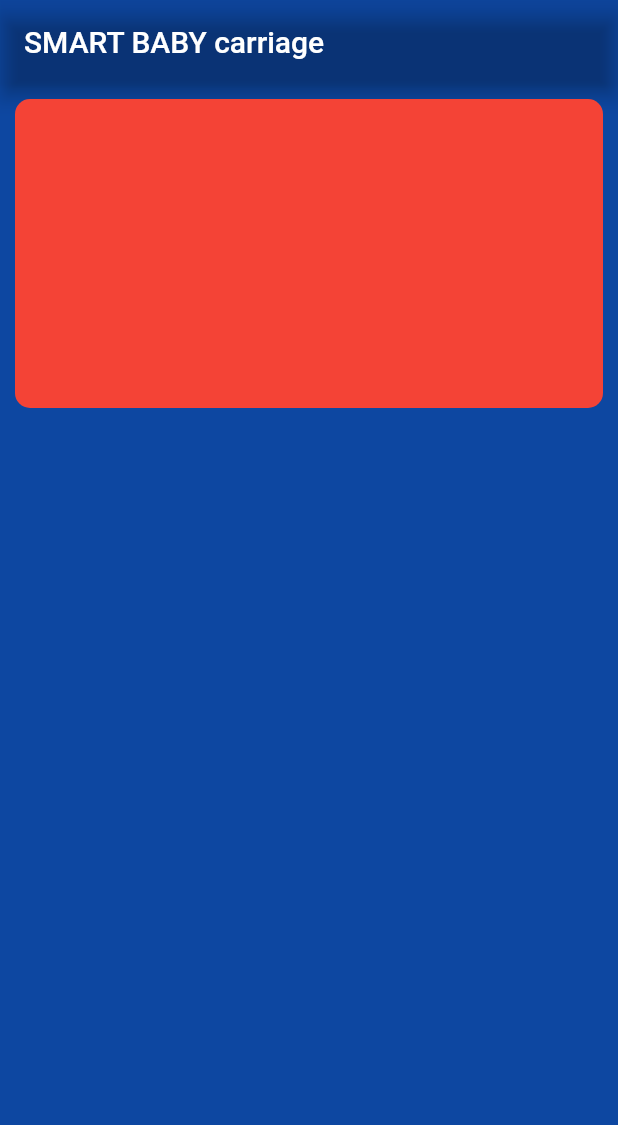
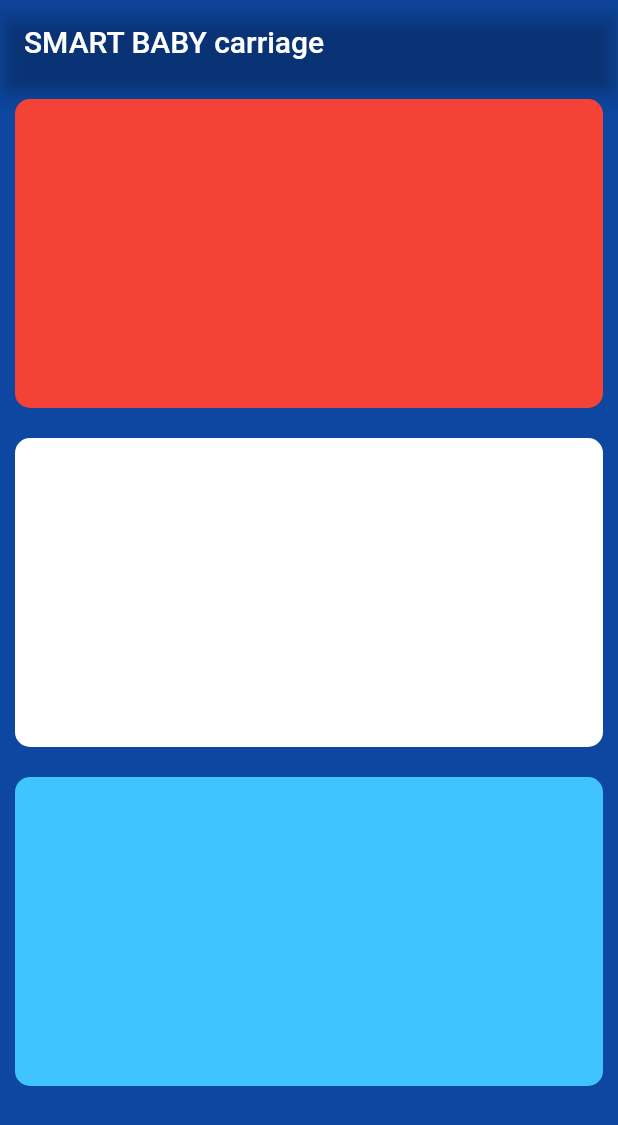
Before and after one commit to patrikseidl99/projekt_2_flutter_app, a Flutter app: the screen it shows after launch, on a phone screen of 412 x 824 dp. Shown: the top 1125 px of the screen. Run offline on Flutter 3.47's test engine with Material 2 defaults, Android fonts, the phone set to English and light mode, and no system bars.

Commit message:
Vsechny widgety pridany hotovy styl

```diff
--- a/lib/main.dart
+++ b/lib/main.dart
@@ -87,7 +87,41 @@ class _MyHomePageState extends State<MyHomePage> {
     ),
     ),
     ],
-      )
+      ),
+            Row(
+              mainAxisAlignment: MainAxisAlignment.spaceBetween,
+              children: <Widget>[
+
+                Expanded(
+                  flex: 1,
+                  child: Container(
+                    margin: EdgeInsets.all(10.0),
+                    height: MediaQuery.of(context).size.height * 0.25,
+                    decoration: BoxDecoration(
+                      borderRadius: BorderRadius.circular(10.0),
+                      color: Colors.white
+                    ),
+                  ),
+                ),
+              ],
+            ),
+            Row(
+              mainAxisAlignment: MainAxisAlignment.spaceBetween,
+              children: <Widget>[
+
+                Expanded(
+                  flex: 1,
+                  child: Container(
+                    margin: EdgeInsets.all(10.0),
+                    height: MediaQuery.of(context).size.height * 0.25,
+                    decoration: BoxDecoration(
+                      borderRadius: BorderRadius.circular(10.0),
+                      color: Colors.lightBlueAccent[200],
+                    ),
+                  ),
+                ),
+              ],
+            )
   ],
     )
     );
```
